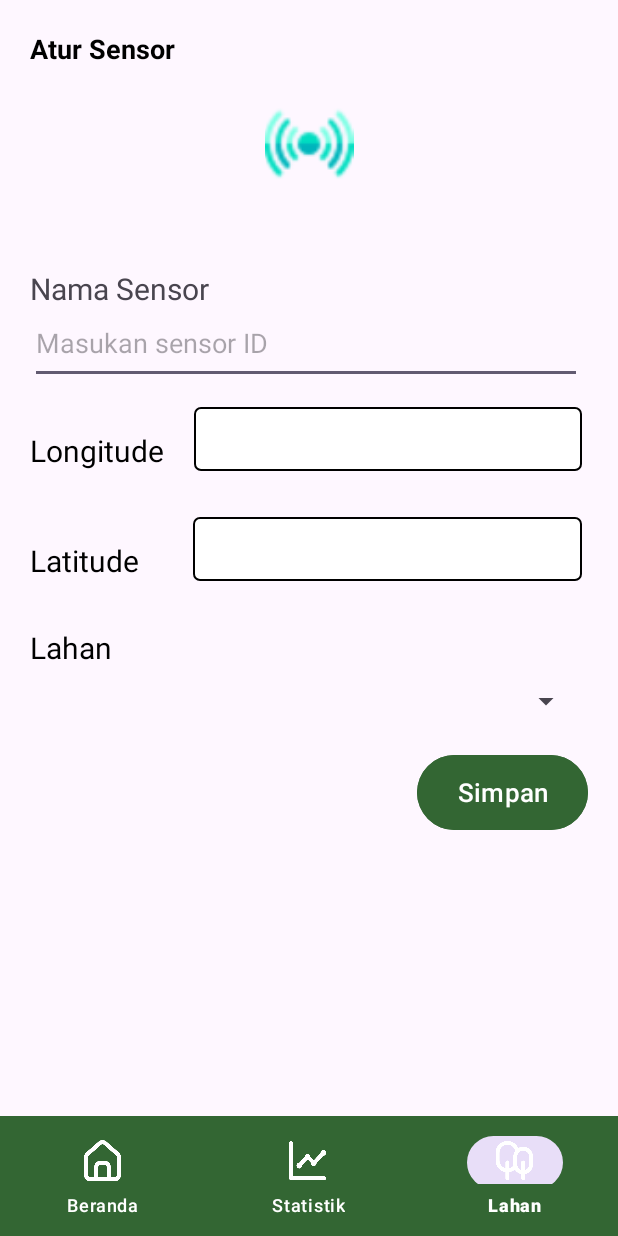
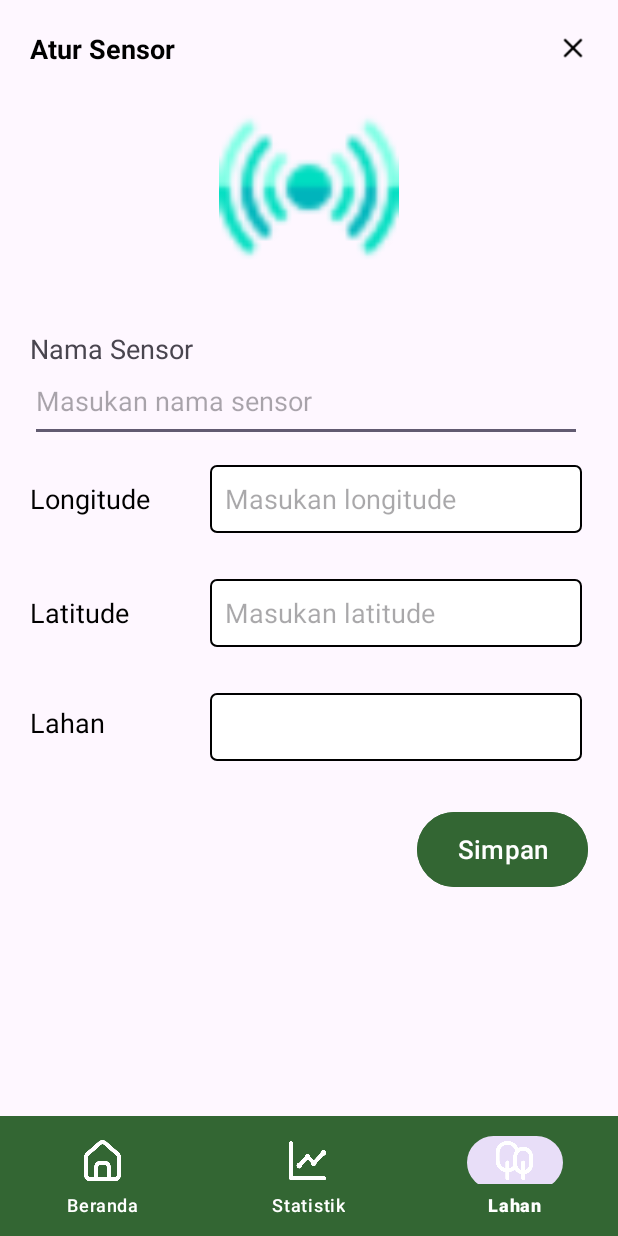
Before and after one commit to suvlim/UAS-PAB, an Android app built with Jetpack Compose: the AturSensorTambah screen opened directly, with no data from a screen before it, on a phone screen of 412 x 824 dp. Run offline under Robolectric (Android 15) with nearby library versions, the phone set to English and light mode, and no system bars; libraries missing offline, so code that uses them is left out: io.realm; 6 statements that could not run were skipped.

Commit message:
Update Layout Tambah Sensor, Penambahan Navigasi Antara Sensor dan Lahan, Modifikasi pengukuran kelembapan data dan validasi data

```diff
--- a/app/src/main/java/com/uph23/edu/sahabattani/AturSensorTambah.java
+++ b/app/src/main/java/com/uph23/edu/sahabattani/AturSensorTambah.java
@@ -8,6 +8,7 @@ import android.widget.AdapterView;
 import android.widget.ArrayAdapter;
 import android.widget.Button;
 import android.widget.EditText;
+import android.widget.ImageView;
 import android.widget.Spinner;
 import android.widget.Toast;
 
@@ -33,6 +34,7 @@ public class AturSensorTambah extends AppCompatActivity {
     EditText edtnamaSensor, longitudeInput, latitudeInput;
     Button btnAddSensor;
     Spinner spinnerLahan;
+    ImageView imvtutup;
 
     private String selectedLahan;
     private RealmResults<Lahan> lahanList;
@@ -70,6 +72,11 @@ public class AturSensorTambah extends AppCompatActivity {
                 return true;
             }
             return false;
+        });
+
+        imvtutup = findViewById(R.id.imvtutup);
+        imvtutup.setOnClickListener(v -> {
+            toAturSensor();
         });
 
         ViewCompat.setOnApplyWindowInsetsListener(findViewById(R.id.main), (v, insets) -> {
@@ -199,4 +206,5 @@ public class AturSensorTambah extends AppCompatActivity {
         startActivity(intent);
     }
 
+
 }
--- a/app/src/main/java/com/uph23/edu/sahabattani/adapter/LahanAdapter.java
+++ b/app/src/main/java/com/uph23/edu/sahabattani/adapter/LahanAdapter.java
@@ -63,7 +63,7 @@ public class LahanAdapter extends ArrayAdapter<Lahan> {
             holder.txvNamaLahan.setText("Lahan Sawah " + lahan.getNamaLahan());
             holder.txvLokasiLahan.setText(lahan.getLokasiLahan());
             holder.txvKelembapan.setText(
-                    lahan.getKelembapanTanah() != null ? lahan.getKelembapanTanah() + " mL" : "-"
+                    lahan.getKelembapanTanah() != null ? lahan.getKelembapanTanah() + " %" : "-"
             );
 
             int sisaHari = hitungSisaHariPanen(lahan.getEstimasiPanen());
--- a/app/src/main/java/com/uph23/edu/sahabattani/adapter/SensorAdapter.java
+++ b/app/src/main/java/com/uph23/edu/sahabattani/adapter/SensorAdapter.java
@@ -84,7 +84,7 @@ public class SensorAdapter extends ArrayAdapter<Object> {
             ImageView imgSensor = currentItemView.findViewById(R.id.imgSensor);
             ImageView imgDelete = currentItemView.findViewById(R.id.imgDelete);
 
-            txvNamaSensor.setText(sensor.getNamaSensor());
+            txvNamaSensor.setText("Sensor" + sensor.getNamaSensor());
             txvLongitude.setText(": " + sensor.getLongitude());
             txvLatitude.setText(": " + sensor.getLatitude());
             txvKelembapan.setText(sensor.getKelembapan() + "%");
--- a/app/src/main/res/layout/activity_atur_sensor_tambah.xml
+++ b/app/src/main/res/layout/activity_atur_sensor_tambah.xml
@@ -13,14 +13,13 @@
         android:orientation="vertical">
 
         <LinearLayout
-            android:id="@+id/linearLayout2"
-            android:layout_width="413dp"
-            android:layout_height="66dp"
+            android:layout_width="match_parent"
+            android:layout_height="wrap_content"
             android:orientation="horizontal">
-
             <TextView
-                android:layout_width="match_parent"
-                android:layout_height="match_parent"
+                android:layout_width="0dp"
+                android:layout_weight="1"
+                android:layout_height="wrap_content"
                 android:paddingLeft="20dp"
                 android:paddingTop="20dp"
                 android:paddingBottom="20dp"
@@ -28,16 +27,23 @@
                 android:textColor="@color/black"
                 android:textSize="8pt"
                 android:textStyle="bold" />
+            <ImageView
+                android:id="@+id/imvtutup"
+                android:layout_width="20dp"
+                android:layout_height="20dp"
+                android:layout_marginRight="20dp"
+                android:layout_gravity="center_vertical"
+                android:src="@drawable/close"/>
         </LinearLayout>
 
         <LinearLayout
             android:layout_width="match_parent"
-            android:layout_height="77dp"
+            android:layout_height="120dp"
             android:orientation="horizontal">
             <ImageView
                 android:id="@+id/imvSensor"
                 android:layout_width="match_parent"
-                android:layout_height="59dp"
+                android:layout_height="120dp"
                 app:srcCompat="@drawable/sensor_icon" />
         </LinearLayout>
 
@@ -64,16 +70,16 @@
                     android:layout_width="match_parent"
                     android:layout_height="wrap_content"
                     android:text="Nama Sensor"
-                    android:textSize="20dp"/>
+                    android:textSize="8pt"/>
 
                 <EditText
                     android:id="@+id/edtnamaSensor"
                     android:layout_width="match_parent"
                     android:layout_height="wrap_content"
-                    android:ems="10"
+                    android:textSize="8pt"
                     android:inputType="text"
                     android:paddingBottom="15dp"
-                    android:hint="Masukan sensor ID" />
+                    android:hint="Masukan nama sensor" />
 
 
 
@@ -86,26 +92,25 @@
 
                     <TextView
                         android:id="@+id/longitude"
-                        android:layout_width="wrap_content"
+                        android:layout_gravity="center"
+                        android:layout_width="120dp"
                         android:layout_height="wrap_content"
-                        android:paddingTop="15dp"
-                        android:paddingRight="20dp"
                         android:text="Longitude"
                         android:textColor="@color/black"
-                        android:textSize="20dp"
-                        tools:layout_editor_absoluteX="46dp"
-                        tools:layout_editor_absoluteY="297dp" />
+                        android:textSize="8pt"
+ />
 
                     <EditText
                         android:id="@+id/longitudeInput"
-                        android:layout_width="match_parent"
-                        android:layout_height="match_parent"
+                        android:layout_width="0dp"
+                        android:layout_weight="1"
+                        android:layout_height="45dp"
                         android:background="@drawable/edittext_border"
-                        android:ems="10"
+                        android:textSize="8pt"
+                        android:paddingLeft="10dp"
+                        android:hint="Masukan longitude"
                         android:inputType="numberDecimal"
-                        android:paddingBottom="15dp"
-                        tools:layout_editor_absoluteX="44dp"
-                        tools:layout_editor_absoluteY="219dp" />
+              />
                 </LinearLayout>
 
                 <LinearLayout
@@ -117,45 +122,54 @@
 
                     <TextView
                         android:id="@+id/lalitude"
-                        android:layout_width="wrap_content"
+                        android:layout_gravity="center"
+                        android:layout_width="120dp"
                         android:layout_height="wrap_content"
-                        android:paddingTop="15dp"
-                        android:paddingRight="36dp"
+
                         android:text="Latitude"
                         android:textColor="@color/black"
-                        android:textSize="20dp"
-                        tools:layout_editor_absoluteX="46dp"
-                        tools:layout_editor_absoluteY="297dp" />
+                        android:textSize="8pt" />
 
                     <EditText
                         android:id="@+id/latitudeInput"
-                        android:layout_width="match_parent"
-                        android:layout_height="match_parent"
+                        android:layout_width="0dp"
+                        android:layout_weight="1"
+                        android:layout_height="45dp"
                         android:background="@drawable/edittext_border"
-                        android:ems="10"
+                        android:textSize="8pt"
+                        android:paddingLeft="10dp"
+                        android:hint="Masukan latitude"
                         android:inputType="numberDecimal"
-                        android:paddingBottom="15dp"
-                        tools:layout_editor_absoluteX="44dp"
-                        tools:layout_editor_absoluteY="219dp" />
+ />
+                </LinearLayout>
+
+                <LinearLayout
+                    android:layout_width="match_parent"
+                    android:layout_height="wrap_content"
+                    android:orientation="horizontal"
+                    android:paddingTop="10dp"
+                    android:paddingBottom="10dp">
+                    <TextView
+                        android:id="@+id/lahan"
+                        android:layout_width="120dp"
+                        android:layout_height="wrap_content"
+                        android:layout_gravity="center"
+                        android:text="Lahan"
+                        android:textColor="@color/black"
+                        android:textSize="8pt" />
+
+                    <Spinner
+                        android:id="@+id/spinner_lahan"
+                        android:layout_marginTop="5dp"
+                        android:textSize="8pt"
+                        android:background="@drawable/edittext_border"
+                        android:layout_width="0dp"
+                        android:layout_weight="1"
+
+                        android:layout_height="45dp" />
                 </LinearLayout>
 
 
-                <TextView
-                    android:id="@+id/lahan"
-                    android:layout_width="wrap_content"
-                    android:layout_height="wrap_content"
-                    android:paddingTop="15dp"
-                    android:text="Lahan"
-                    android:textColor="@color/black"
-                    android:textSize="20dp"
-                    tools:layout_editor_absoluteX="46dp"
-                    tools:layout_editor_absoluteY="418dp" />
-
-                <Spinner
-                    android:id="@+id/spinner_lahan"
-                    android:layout_marginTop="10dp"
-                    android:layout_width="match_parent"
-                    android:layout_height="wrap_content" />
 
             </LinearLayout>
 
--- a/app/src/main/res/layout/activity_tambah_detail_lahan.xml
+++ b/app/src/main/res/layout/activity_tambah_detail_lahan.xml
@@ -224,7 +224,7 @@
                     <TextView
                         android:layout_width="wrap_content"
                         android:layout_height="wrap_content"
-                        android:text="ml" />
+                        android:text="%" />
                 </LinearLayout>
 
 <!--                <TextView-->
--- a/app/src/main/res/layout/activity_tambah_lahan.xml
+++ b/app/src/main/res/layout/activity_tambah_lahan.xml
@@ -30,8 +30,8 @@
                 android:textStyle="bold" />
             <ImageView
                 android:id="@+id/imvtutup"
-                android:layout_width="15dp"
-                android:layout_height="15dp"
+                android:layout_width="20dp"
+                android:layout_height="20dp"
                 android:layout_marginRight="20dp"
                 android:layout_gravity="center_vertical"
                 android:src="@drawable/close"/>
--- a/app/src/main/res/layout/item_header_sensor.xml
+++ b/app/src/main/res/layout/item_header_sensor.xml
@@ -23,9 +23,9 @@
             android:background="@color/forest_green"
             android:orientation="vertical"
             android:paddingLeft="20dp"
-            android:paddingTop="20dp"
+            android:paddingTop="15dp"
             android:paddingRight="20dp"
-            android:paddingBottom="25dp"
+            android:paddingBottom="20dp"
             >
             <LinearLayout
                 android:layout_width="match_parent"
@@ -38,7 +38,7 @@
                     android:layout_height="wrap_content"
                     android:text="Lahan A"
                     android:textColor="@color/white"
-                    android:textSize="12pt"
+                    android:textSize="10pt"
                     android:textStyle="bold" />
 
 
--- a/app/src/main/res/layout/monitoring.xml
+++ b/app/src/main/res/layout/monitoring.xml
@@ -34,8 +34,8 @@
 
                 <ImageView
                     android:id="@+id/imgAir"
-                    android:layout_width="20dp"
-                    android:layout_height="20dp"
+                    android:layout_width="14dp"
+                    android:layout_height="match_parent"
                     android:src="@drawable/water" />
 
                 <TextView
@@ -66,7 +66,7 @@
                 android:layout_width="0dp"
                 android:layout_weight="1"
                 android:layout_height="wrap_content"
-                android:text="Kelembaban Tanah"
+                android:text="Optimasi Kelembaban Tanah"
                 android:textSize="14dp"
                 android:textColor="@color/black">
             </TextView>
--- a/app/src/main/res/layout/riwayat_tanam.xml
+++ b/app/src/main/res/layout/riwayat_tanam.xml
@@ -49,7 +49,7 @@
                 android:layout_gravity="center"
                 android:textSize="6pt"
                 android:textColor="@color/black"
-                android:text="500 ml"/>
+                android:text="Padi"/>
         </LinearLayout>
 
 
```
Also changed, not shown: app/src/main/java/com/uph23/edu/sahabattani/AturSensor.java (+11 -0 lines), app/src/main/java/com/uph23/edu/sahabattani/EditLahan.java (+13 -1 lines), app/src/main/java/com/uph23/edu/sahabattani/PengaturanLahan.java (+12 -0 lines), app/src/main/java/com/uph23/edu/sahabattani/TambahDetailLahan.java (+14 -3 lines), app/src/main/res/layout/activity_atur_sensor.xml (+14 -1 lines), app/src/main/res/layout/activity_pengaturan_lahan.xml (+21 -9 lines), app/src/main/res/layout/item_lahan.xml (+12 -0 lines), app/src/main/res/layout/item_sensor.xml (+16 -14 lines).
